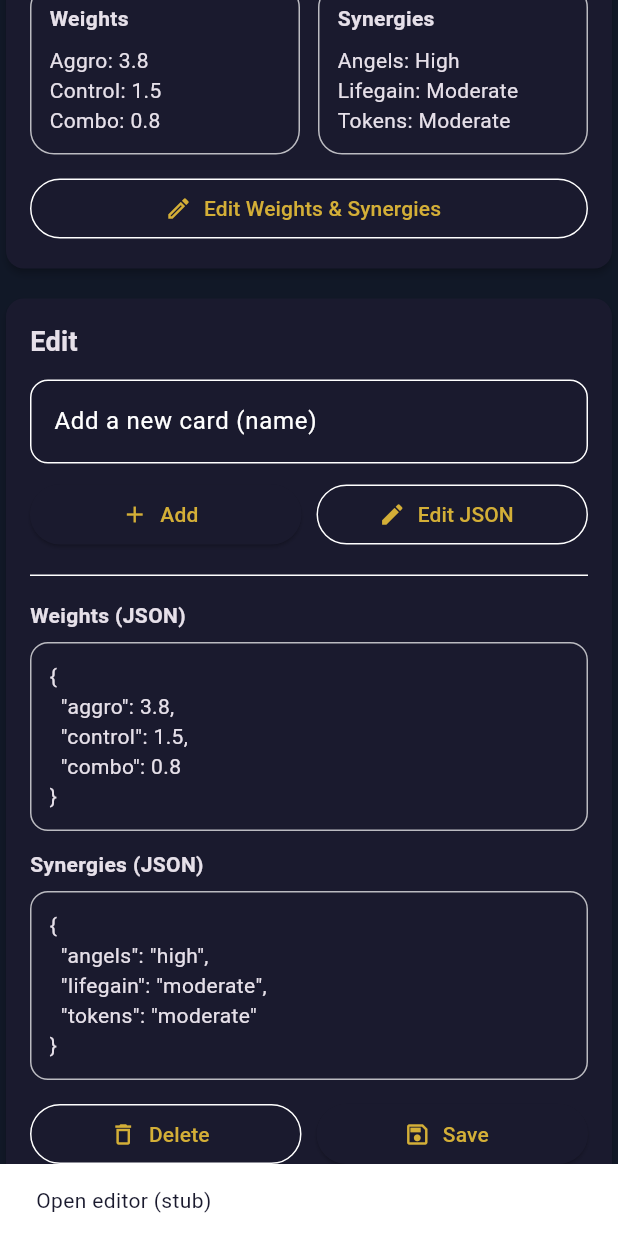
After one commit to emuwastaken/winmore, a Flutter app: the AdminPage screen opened by its route, scrolled down 305 dp, after a tap on "Edit Weights & Synergies", on a phone screen of 412 x 824 dp. The commit adds this screen. Run offline on Flutter 3.47's test engine with Material 3 defaults, Android fonts, the phone set to English and light mode, and no system bars.

Commit message:
Added basic admin page with stubs

```diff
--- /dev/null
+++ b/winmore_frontend_web/lib/pages/admin_page.dart
@@ -0,0 +1,70 @@
+import 'package:flutter/material.dart';
+
+import '../widgets/admin_login.dart';
+import '../widgets/card_list_panel.dart';
+import '../widgets/card_detail_panel.dart';
+import '../widgets/card_edit_panel.dart';
+
+class AdminPage extends StatelessWidget {
+  const AdminPage({super.key});
+
+  @override
+  Widget build(BuildContext context) {
+    return Scaffold(
+      body: LayoutBuilder(
+        builder: (context, constraints) {
+          final isNarrow = constraints.maxWidth < 1000;
+
+          if (isNarrow) {
+            // Mobile/narrow fallback: stacked sections
+            return const SingleChildScrollView(
+              child: Column(
+                crossAxisAlignment: CrossAxisAlignment.stretch,
+                children: [
+                  AdminLogin(),
+                  SizedBox(height: 12),
+                  CardListPanel(),
+                  SizedBox(height: 12),
+                  CardDetailPanel(),
+                  SizedBox(height: 12),
+                  CardEditPanel(),
+                  SizedBox(height: 24),
+                ],
+              ),
+            );
+          }
+
+          // Desktop/web: 3 columns
+          return Padding(
+            padding: const EdgeInsets.all(16),
+            child: Column(
+              children: [
+                // top bar / login stub
+                const SizedBox(height: 72, child: AdminLogin()),
+                const SizedBox(height: 16),
+
+                Expanded(
+                  child: Row(
+                    crossAxisAlignment: CrossAxisAlignment.stretch,
+                    children: const [
+                      // Left column: list + add/search new + delete buttons (later)
+                      Expanded(flex: 3, child: CardListPanel()),
+                      SizedBox(width: 16),
+
+                      // Center column: big card image + JSON weights/synergies (later)
+                      Expanded(flex: 5, child: CardDetailPanel()),
+                      SizedBox(width: 16),
+
+                      // Right column: edit weights/synergies + search database add (later)
+                      Expanded(flex: 4, child: CardEditPanel()),
+                    ],
+                  ),
+                ),
+              ],
+            ),
+          );
+        },
+      ),
+    );
+  }
+}
--- /dev/null
+++ b/winmore_frontend_web/lib/widgets/admin_login.dart
@@ -0,0 +1,66 @@
+import 'package:flutter/material.dart';
+
+class AdminLogin extends StatelessWidget {
+  const AdminLogin({super.key});
+
+  @override
+  Widget build(BuildContext context) {
+    return Card(
+      elevation: 2,
+      clipBehavior: Clip.antiAlias,
+      child: Padding(
+        padding: const EdgeInsets.symmetric(horizontal: 16, vertical: 10),
+        child: Row(
+          children: [
+            const Icon(Icons.admin_panel_settings_outlined),
+            const SizedBox(width: 10),
+            const Text(
+              'WinMore Admin',
+              style: TextStyle(fontSize: 18, fontWeight: FontWeight.w600),
+            ),
+            const Spacer(),
+
+            SizedBox(
+              width: 220,
+              child: TextField(
+                decoration: InputDecoration(
+                  labelText: 'Username',
+                  border: OutlineInputBorder(
+                    borderRadius: BorderRadius.circular(12),
+                  ),
+                  isDense: true,
+                ),
+              ),
+            ),
+            const SizedBox(width: 10),
+            SizedBox(
+              width: 220,
+              child: TextField(
+                obscureText: true,
+                decoration: InputDecoration(
+                  labelText: 'Password',
+                  border: OutlineInputBorder(
+                    borderRadius: BorderRadius.circular(12),
+                  ),
+                  isDense: true,
+                ),
+              ),
+            ),
+            const SizedBox(width: 10),
+
+            ElevatedButton.icon(
+              onPressed: () {
+                // STUB: wire to /api/admin/login later
+                ScaffoldMessenger.of(context).showSnackBar(
+                  const SnackBar(content: Text('Login (stub)')),
+                );
+              },
+              icon: const Icon(Icons.login),
+              label: const Text('Login'),
+            ),
+          ],
+        ),
+      ),
+    );
+  }
+}
--- /dev/null
+++ b/winmore_frontend_web/lib/widgets/card_detail_panel.dart
@@ -0,0 +1,105 @@
+import 'package:flutter/material.dart';
+
+class CardDetailPanel extends StatelessWidget {
+  const CardDetailPanel({super.key});
+
+  @override
+  Widget build(BuildContext context) {
+    return Card(
+      elevation: 2,
+      clipBehavior: Clip.antiAlias,
+      child: Padding(
+        padding: const EdgeInsets.all(16),
+        child: Column(
+          crossAxisAlignment: CrossAxisAlignment.stretch,
+          children: [
+            const Text(
+              'Selected Card',
+              style: TextStyle(fontSize: 18, fontWeight: FontWeight.w600),
+            ),
+            const SizedBox(height: 12),
+
+            // Big image placeholder
+            Expanded(
+              flex: 6,
+              child: Container(
+                decoration: BoxDecoration(
+                  border: Border.all(color: Colors.white70),
+                  borderRadius: BorderRadius.circular(16),
+                ),
+                child: const Center(
+                  child: Text('Card Image (stub)'),
+                ),
+              ),
+            ),
+
+            const SizedBox(height: 16),
+
+            Expanded(
+              flex: 4,
+              child: Row(
+                children: [
+                  // Weights
+                  Expanded(
+                    child: Container(
+                      padding: const EdgeInsets.all(12),
+                      decoration: BoxDecoration(
+                        border: Border.all(color: Colors.white70),
+                        borderRadius: BorderRadius.circular(16),
+                      ),
+                      child: const Column(
+                        crossAxisAlignment: CrossAxisAlignment.start,
+                        children: [
+                          Text('Weights', style: TextStyle(fontWeight: FontWeight.w600)),
+                          SizedBox(height: 8),
+                          Text('Aggro: 3.8'),
+                          Text('Control: 1.5'),
+                          Text('Combo: 0.8'),
+                        ],
+                      ),
+                    ),
+                  ),
+                  const SizedBox(width: 12),
+
+                  // Synergies
+                  Expanded(
+                    child: Container(
+                      padding: const EdgeInsets.all(12),
+                      decoration: BoxDecoration(
+                        border: Border.all(color: Colors.white70),
+                        borderRadius: BorderRadius.circular(16),
+                      ),
+                      child: const Column(
+                        crossAxisAlignment: CrossAxisAlignment.start,
+                        children: [
+                          Text('Synergies', style: TextStyle(fontWeight: FontWeight.w600)),
+                          SizedBox(height: 8),
+                          Text('Angels: High'),
+                          Text('Lifegain: Moderate'),
+                          Text('Tokens: Moderate'),
+                        ],
+                      ),
+                    ),
+                  ),
+                ],
+              ),
+            ),
+
+            const SizedBox(height: 12),
+
+            OutlinedButton.icon(
+              onPressed: () {
+                // STUB: selection/edit flow later
+                ScaffoldMessenger.of(context).showSnackBar(
+                  const SnackBar(content: Text('Open editor (stub)')),
+                );
+              },
+              icon: const Icon(Icons.edit_outlined),
+              label: const Text('Edit Weights & Synergies'),
+            ),
+          ],
+        ),
+      ),
+    );
+  }
+}
--- /dev/null
+++ b/winmore_frontend_web/lib/widgets/card_edit_panel.dart
@@ -0,0 +1,152 @@
+import 'package:flutter/material.dart';
+
+class CardEditPanel extends StatelessWidget {
+  const CardEditPanel({super.key});
+
+  @override
+  Widget build(BuildContext context) {
+    return Card(
+      elevation: 2,
+      clipBehavior: Clip.antiAlias,
+      child: Padding(
+        padding: const EdgeInsets.all(16),
+        child: Column(
+          crossAxisAlignment: CrossAxisAlignment.stretch,
+          children: [
+            const Text(
+              'Edit',
+              style: TextStyle(fontSize: 18, fontWeight: FontWeight.w600),
+            ),
+            const SizedBox(height: 12),
+
+            TextField(
+              decoration: InputDecoration(
+                labelText: 'Add a new card (name)',
+                hintText: 'e.g. Serra Angel',
+                border: OutlineInputBorder(
+                  borderRadius: BorderRadius.circular(12),
+                ),
+              ),
+            ),
+            const SizedBox(height: 10),
+
+            Row(
+              children: [
+                Expanded(
+                  child: ElevatedButton.icon(
+                    onPressed: () {
+                      // STUB: wire to POST /api/admin/cards later
+                      ScaffoldMessenger.of(context).showSnackBar(
+                        const SnackBar(content: Text('Add card (stub)')),
+                      );
+                    },
+                    icon: const Icon(Icons.add),
+                    label: const Text('Add'),
+                  ),
+                ),
+                const SizedBox(width: 10),
+                Expanded(
+                  child: OutlinedButton.icon(
+                    onPressed: () {
+                      // STUB: open edit dialog later
+                      ScaffoldMessenger.of(context).showSnackBar(
+                        const SnackBar(content: Text('Edit JSON (stub)')),
+                      );
+                    },
+                    icon: const Icon(Icons.edit),
+                    label: const Text('Edit JSON'),
+                  ),
+                ),
+              ],
+            ),
+
+            const SizedBox(height: 16),
+            const Divider(height: 1),
+            const SizedBox(height: 16),
+
+            const Text(
+              'Weights (JSON)',
+              style: TextStyle(fontWeight: FontWeight.w600),
+            ),
+            const SizedBox(height: 8),
+            Expanded(
+              child: Container(
+                padding: const EdgeInsets.all(12),
+                decoration: BoxDecoration(
+                  border: Border.all(color: Colors.white70),
+                  borderRadius: BorderRadius.circular(12),
+                ),
+                child: const SingleChildScrollView(
+                  child: Text(
+                    '{\n'
+                        '  "aggro": 3.8,\n'
+                        '  "control": 1.5,\n'
+                        '  "combo": 0.8\n'
+                        '}',
+                  ),
+                ),
+              ),
+            ),
+            const SizedBox(height: 12),
+
+            const Text(
+              'Synergies (JSON)',
+              style: TextStyle(fontWeight: FontWeight.w600),
+            ),
+            const SizedBox(height: 8),
+            Expanded(
+              child: Container(
+                padding: const EdgeInsets.all(12),
+                decoration: BoxDecoration(
+                  border: Border.all(color: Colors.white70),
+                  borderRadius: BorderRadius.circular(12),
+                ),
+                child: const SingleChildScrollView(
+                  child: Text(
+                    '{\n'
+                        '  "angels": "high",\n'
+                        '  "lifegain": "moderate",\n'
+                        '  "tokens": "moderate"\n'
+                        '}',
+                  ),
+                ),
+              ),
+            ),
+
+            const SizedBox(height: 12),
+
+            Row(
+              children: [
+                Expanded(
+                  child: OutlinedButton.icon(
+                    onPressed: () {
+                      // STUB: wire to DELETE /api/admin/cards/{id} later
+                      ScaffoldMessenger.of(context).showSnackBar(
+                        const SnackBar(content: Text('Delete (stub)')),
+                      );
+                    },
+                    icon: const Icon(Icons.delete_outline),
+                    label: const Text('Delete'),
+                  ),
+                ),
+                const SizedBox(width: 10),
+                Expanded(
+                  child: ElevatedButton.icon(
+                    onPressed: () {
+                      // STUB: wire to PUT /api/admin/cards/{id} later
+                      ScaffoldMessenger.of(context).showSnackBar(
+                        const SnackBar(content: Text('Save (stub)')),
+                      );
+                    },
+                    icon: const Icon(Icons.save_outlined),
+                    label: const Text('Save'),
+                  ),
+                ),
+              ],
+            ),
+          ],
+        ),
+      ),
+    );
+  }
+}
--- /dev/null
+++ b/winmore_frontend_web/lib/widgets/card_list_panel.dart
@@ -0,0 +1,25 @@
+import 'package:flutter/material.dart';
+
+class CardListPanel extends StatelessWidget {
+  const CardListPanel({super.key});
+
+  @override
+  Widget build(BuildContext context) {
+    return Card(
+      elevation: 2,
+      child: Padding(
+        padding: const EdgeInsets.all(16),
+        child: Column(
+          crossAxisAlignment: CrossAxisAlignment.stretch,
+          children: const [
+            Text('Card Database', style: TextStyle(fontSize: 18, fontWeight: FontWeight.w600)),
+            SizedBox(height: 12),
+            Expanded(
+              child: Center(child: Text('Card list + delete buttons (stub)')),
+            ),
+          ],
+        ),
+      ),
+    );
+  }
+}
--- a/winmore_frontend_web/pubspec.yaml
+++ b/winmore_frontend_web/pubspec.yaml
@@ -30,6 +30,8 @@ environment:
 dependencies:
   flutter:
     sdk: flutter
+
+  go_router: ^14.0.0
   http: ^1.2.0
 
 
```
Also changed, not shown: winmore_frontend_web/lib/main.dart (+12 -3 lines), admin dashboard inspo.png (added), winmore-backend-flowchart.drawio.png (added), winmore_frontend_web/pubspec.lock, 1 other file.
